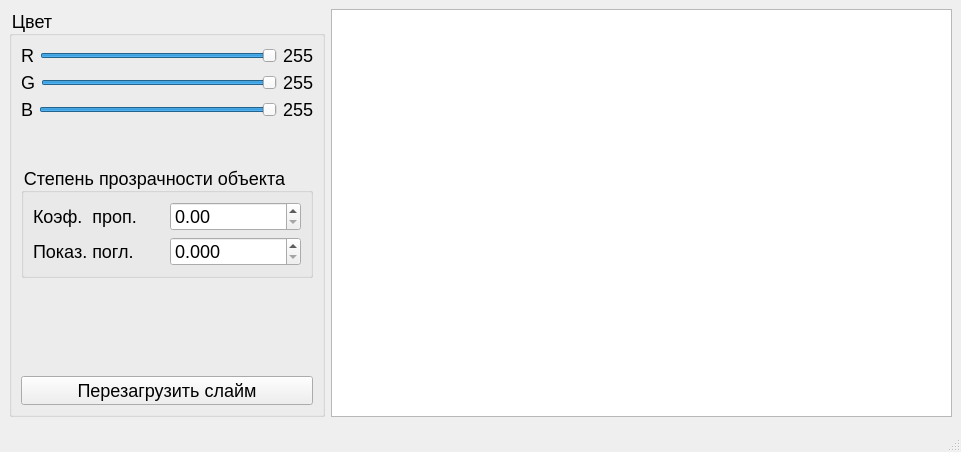
Qt form src/mainwindow.ui (agarmirus/slime_toy_course_project) before a commit.
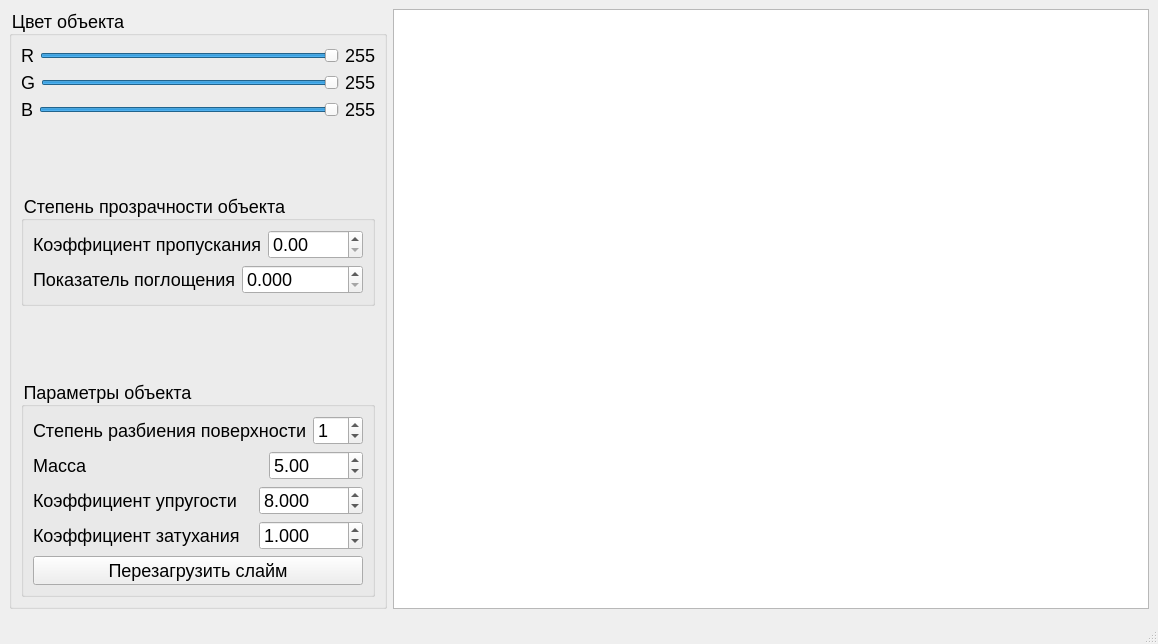
The same form after that commit.

The edit to the form file:
```diff
--- a/src/mainwindow.ui
+++ b/src/mainwindow.ui
@@ -6,8 +6,8 @@
    <rect>
     <x>0</x>
     <y>0</y>
-    <width>961</width>
-    <height>452</height>
+    <width>1158</width>
+    <height>644</height>
    </rect>
   </property>
   <property name="windowTitle">
@@ -20,13 +20,13 @@
 }</string>
   </property>
   <widget class="QWidget" name="centralwidget">
-   <layout class="QHBoxLayout" name="horizontalLayout" stretch="1,3">
+   <layout class="QHBoxLayout" name="horizontalLayout_12" stretch="1,2">
     <item>
      <layout class="QVBoxLayout" name="verticalLayout">
       <item>
        <widget class="QGroupBox" name="groupBox">
         <property name="title">
-         <string>Цвет</string>
+         <string>Цвет объекта</string>
         </property>
         <layout class="QVBoxLayout" name="verticalLayout_2">
          <item>
@@ -133,9 +133,6 @@
            <property name="orientation">
             <enum>Qt::Vertical</enum>
            </property>
-           <property name="sizeType">
-            <enum>QSizePolicy::Minimum</enum>
-           </property>
            <property name="sizeHint" stdset="0">
             <size>
              <width>20</width>
@@ -155,7 +152,7 @@
               <item>
                <widget class="QLabel" name="label_4">
                 <property name="text">
-                 <string>Коэф.  проп.</string>
+                 <string>Коэффициент пропускания</string>
                 </property>
                </widget>
               </item>
@@ -176,7 +173,7 @@
               <item>
                <widget class="QLabel" name="label_5">
                 <property name="text">
-                 <string>Показ. погл.</string>
+                 <string>Показатель поглощения</string>
                 </property>
                </widget>
               </item>
@@ -212,10 +209,154 @@
           </spacer>
          </item>
          <item>
-          <widget class="QPushButton" name="resetButton">
-           <property name="text">
-            <string>Перезагрузить слайм</string>
+          <widget class="QGroupBox" name="groupBox_3">
+           <property name="title">
+            <string>Параметры объекта</string>
            </property>
+           <layout class="QVBoxLayout" name="verticalLayout_4">
+            <item>
+             <layout class="QHBoxLayout" name="horizontalLayout_7">
+              <item>
+               <widget class="QLabel" name="label_6">
+                <property name="text">
+                 <string>Степень разбиения поверхности</string>
+                </property>
+               </widget>
+              </item>
+              <item>
+               <widget class="QSpinBox" name="splitBox">
+                <property name="value">
+                 <number>1</number>
+                </property>
+               </widget>
+              </item>
+             </layout>
+            </item>
+            <item>
+             <layout class="QHBoxLayout" name="horizontalLayout">
+              <item>
+               <widget class="QLabel" name="label_7">
+                <property name="text">
+                 <string>Масса</string>
+                </property>
+               </widget>
+              </item>
+              <item>
+               <spacer name="horizontalSpacer">
+                <property name="orientation">
+                 <enum>Qt::Horizontal</enum>
+                </property>
+                <property name="sizeHint" stdset="0">
+                 <size>
+                  <width>40</width>
+                  <height>20</height>
+                 </size>
+                </property>
+               </spacer>
+              </item>
+              <item>
+               <widget class="QDoubleSpinBox" name="massBox">
+                <property name="decimals">
+                 <number>2</number>
+                </property>
+                <property name="minimum">
+                 <double>0.010000000000000</double>
+                </property>
+                <property name="maximum">
+                 <double>1000.000000000000000</double>
+                </property>
+                <property name="singleStep">
+                 <double>0.010000000000000</double>
+                </property>
+                <property name="value">
+                 <double>5.000000000000000</double>
+                </property>
+               </widget>
+              </item>
+             </layout>
+            </item>
+            <item>
+             <layout class="QHBoxLayout" name="horizontalLayout_10">
+              <item>
+               <widget class="QLabel" name="label_8">
+                <property name="text">
+                 <string>Коэффициент упругости</string>
+                </property>
+               </widget>
+              </item>
+              <item>
+               <spacer name="horizontalSpacer_2">
+                <property name="orientation">
+                 <enum>Qt::Horizontal</enum>
+                </property>
+                <property name="sizeHint" stdset="0">
+                 <size>
+                  <width>40</width>
+                  <height>20</height>
+                 </size>
+                </property>
+               </spacer>
+              </item>
+              <item>
+               <widget class="QDoubleSpinBox" name="stifBox">
+                <property name="decimals">
+                 <number>3</number>
+                </property>
+                <property name="maximum">
+                 <double>1000.000000000000000</double>
+                </property>
+                <property name="value">
+                 <double>8.000000000000000</double>
+                </property>
+               </widget>
+              </item>
+             </layout>
+            </item>
+            <item>
+             <layout class="QHBoxLayout" name="horizontalLayout_11">
+              <item>
+               <widget class="QLabel" name="label_9">
+                <property name="text">
+                 <string>Коэффициент затухания</string>
+                </property>
+               </widget>
+              </item>
+              <item>
+               <spacer name="horizontalSpacer_3">
+                <property name="orientation">
+                 <enum>Qt::Horizontal</enum>
+                </property>
+                <property name="sizeHint" stdset="0">
+                 <size>
+                  <width>40</width>
+                  <height>20</height>
+                 </size>
+                </property>
+               </spacer>
+              </item>
+              <item>
+               <widget class="QDoubleSpinBox" name="dampBox">
+                <property name="decimals">
+                 <number>3</number>
+                </property>
+                <property name="maximum">
+                 <double>1000.000000000000000</double>
+                </property>
+                <property name="value">
+                 <double>1.000000000000000</double>
+                </property>
+               </widget>
+              </item>
+             </layout>
+            </item>
+            <item>
+             <widget class="QPushButton" name="resetButton">
+              <property name="text">
+               <string>Перезагрузить слайм</string>
+              </property>
+             </widget>
+            </item>
+           </layout>
           </widget>
          </item>
         </layout>
```
Left out of the diff: 6 changed lines with no effect on the pictures.
